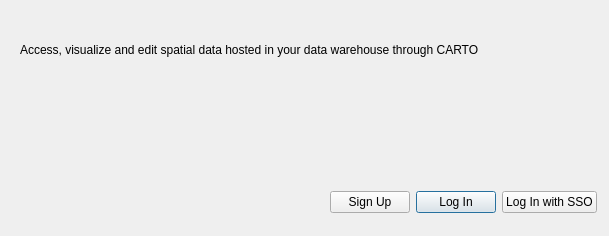
Before: the Qt Designer form carto/gui/authorizedialog.ui in CartoDB/carto-qgis-plugin, drawn with Qt 5.
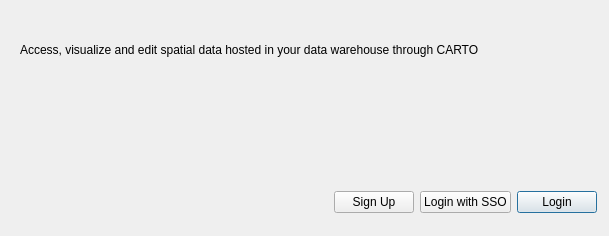
After: the same form once the commit is applied.

What changed in the file:
```diff
--- a/carto/gui/authorizedialog.ui
+++ b/carto/gui/authorizedialog.ui
@@ -127,19 +127,19 @@
       </widget>
      </item>
      <item>
-      <widget class="QPushButton" name="btnLogin">
+      <widget class="QPushButton" name="btnLoginSSO">
        <property name="text">
-        <string>Log In</string>
-       </property>
-       <property name="default">
-        <bool>true</bool>
+        <string>Login with SSO</string>
        </property>
       </widget>
      </item>
      <item>
-      <widget class="QPushButton" name="btnLoginSSO">
+      <widget class="QPushButton" name="btnLogin">
        <property name="text">
-        <string>Log In with SSO</string>
+        <string>Login</string>
+       </property>
+       <property name="default">
+        <bool>true</bool>
        </property>
       </widget>
      </item>
```
